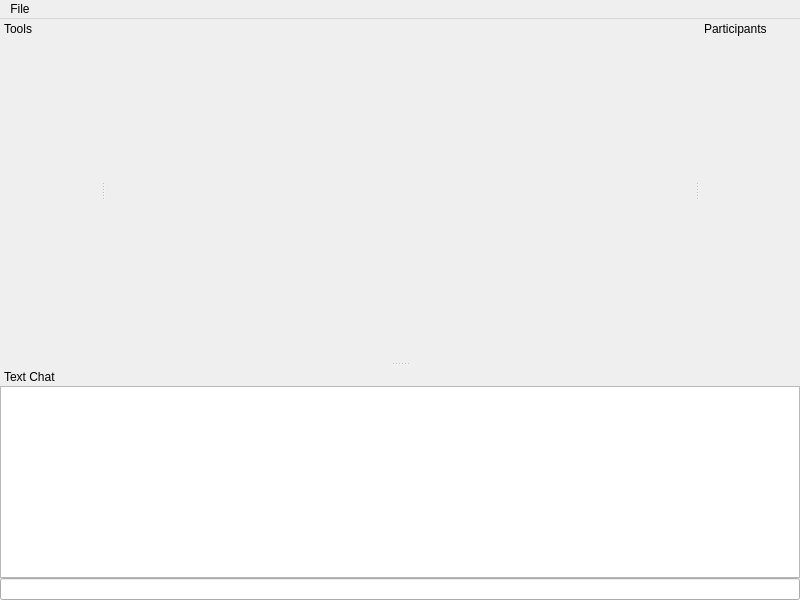
This is RaptorPaint/mainwindow.ui in nickrak/RaptorPaint as Qt 5 draws it before an edit. The edited form follows.
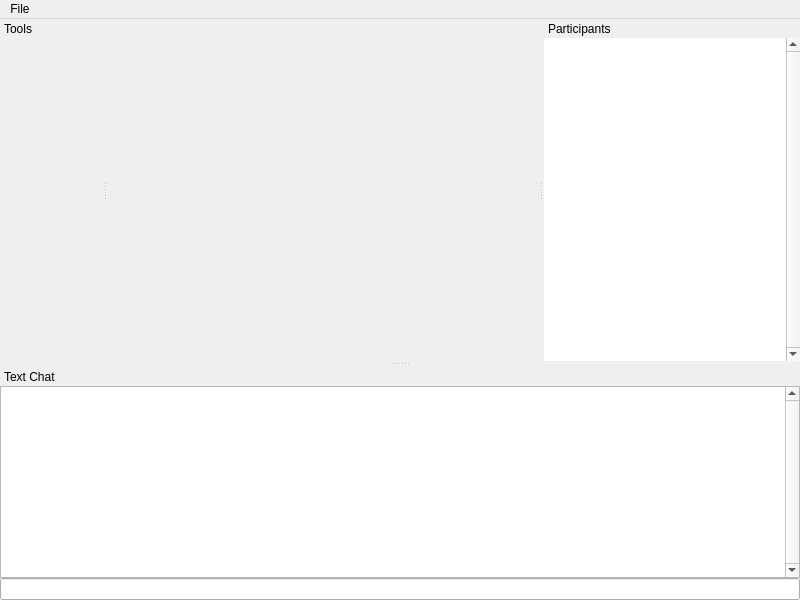
This is the edited form.

Commit message: Added join/leave notifications and user list support.

```diff
--- a/RaptorPaint/mainwindow.ui
+++ b/RaptorPaint/mainwindow.ui
@@ -14,7 +14,7 @@
    <string>RaptorPaint</string>
   </property>
   <widget class="QWidget" name="centralwidget">
-   <layout class="QHBoxLayout" name="horizontalLayout">
+   <layout class="QVBoxLayout" name="verticalLayout_3">
     <property name="margin">
      <number>0</number>
     </property>
@@ -46,8 +46,8 @@
   <widget class="QDockWidget" name="participantList">
    <property name="minimumSize">
     <size>
-     <width>100</width>
-     <height>42</height>
+     <width>102</width>
+     <height>128</height>
     </size>
    </property>
    <property name="features">
@@ -59,13 +59,56 @@
    <attribute name="dockWidgetArea">
     <number>2</number>
    </attribute>
-   <widget class="QWidget" name="dockWidgetContents_2"/>
+   <widget class="QWidget" name="dockWidgetContents_2">
+    <layout class="QVBoxLayout" name="verticalLayout_4">
+     <property name="spacing">
+      <number>0</number>
+     </property>
+     <property name="margin">
+      <number>0</number>
+     </property>
+     <item>
+      <widget class="QListWidget" name="userList">
+       <property name="frameShape">
+        <enum>QFrame::NoFrame</enum>
+       </property>
+       <property name="frameShadow">
+        <enum>QFrame::Plain</enum>
+       </property>
+       <property name="lineWidth">
+        <number>0</number>
+       </property>
+       <property name="verticalScrollBarPolicy">
+        <enum>Qt::ScrollBarAlwaysOn</enum>
+       </property>
+       <property name="autoScroll">
+        <bool>false</bool>
+       </property>
+       <property name="showDropIndicator" stdset="0">
+        <bool>false</bool>
+       </property>
+       <property name="iconSize">
+        <size>
+         <width>24</width>
+         <height>24</height>
+        </size>
+       </property>
+       <property name="uniformItemSizes">
+        <bool>true</bool>
+       </property>
+       <property name="sortingEnabled">
+        <bool>true</bool>
+       </property>
+      </widget>
+     </item>
+    </layout>
+   </widget>
   </widget>
   <widget class="QDockWidget" name="toolbox">
    <property name="minimumSize">
     <size>
-     <width>100</width>
-     <height>42</height>
+     <width>102</width>
+     <height>128</height>
     </size>
    </property>
    <property name="features">
@@ -104,7 +147,11 @@
       <number>0</number>
      </property>
      <item>
-      <widget class="QTextEdit" name="chatLog"/>
+      <widget class="QTextEdit" name="chatLog">
+       <property name="verticalScrollBarPolicy">
+        <enum>Qt::ScrollBarAlwaysOn</enum>
+       </property>
+      </widget>
      </item>
      <item>
       <widget class="QLineEdit" name="input"/>
```
Left out of the diff: 11 changed lines with no effect on the pictures. The commit also changes 4 other files.
